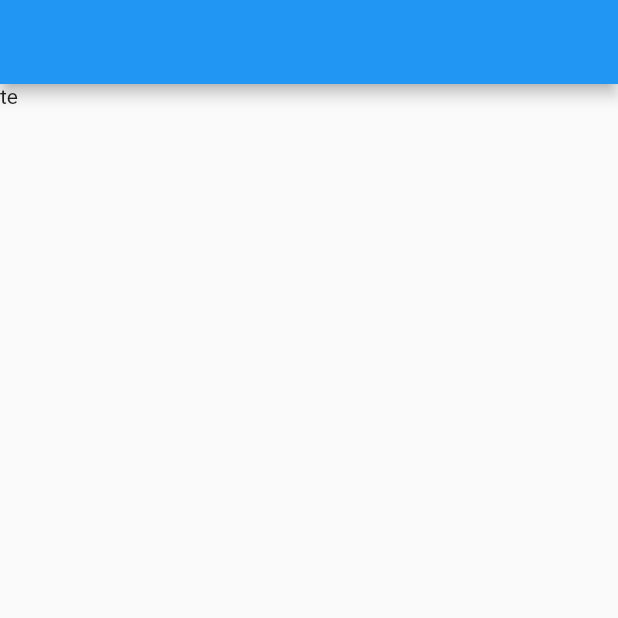
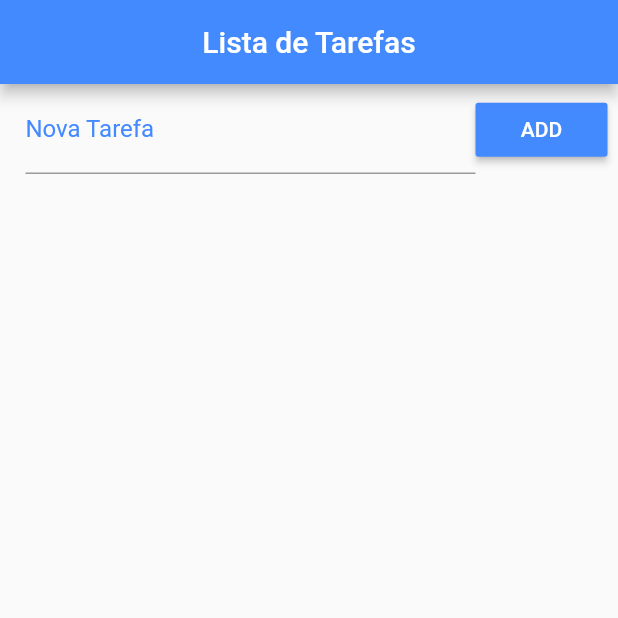
Before and after one commit to andretimm/flutter-tarefas, a Flutter app: the screen it shows after launch, on a phone screen of 412 x 824 dp, the top half of it. Run offline on Flutter 3.47's test engine with Material 2 defaults, Android fonts, the phone set to English and light mode, and no system bars.

Commit message:
Criado layout e salvar dados

```diff
--- a/lib/main.dart
+++ b/lib/main.dart
@@ -17,6 +17,19 @@ class Home extends StatefulWidget {
 
 class _HomeState extends State<Home> {
   List _toDoList = [];
+
+  final _toDoController = TextEditingController();
+
+  void _addToDo() {
+    setState(() {
+      Map<String, dynamic> newToDo = Map();
+      newToDo["title"] = _toDoController.text;
+      _toDoController.text = "";
+      newToDo["ok"] = false;
+      _toDoList.add(newToDo);
+      _saveData();
+    });
+  }
 
   //Retorna o arquivo
   Future<File> _getFile() async {
@@ -45,8 +58,62 @@ class _HomeState extends State<Home> {
   @override
   Widget build(BuildContext context) {
     return Scaffold(
-      appBar: AppBar(),
-      body: Text("te"),
+      appBar: AppBar(
+        title: Text("Lista de Tarefas"),
+        centerTitle: true,
+        backgroundColor: Colors.blueAccent,
+      ),
+      body: Column(
+        children: <Widget>[
+          Container(
+            padding: EdgeInsets.fromLTRB(17.0, 1.0, 7.0, 1.0),
+            child: Row(
+              children: <Widget>[
+                Expanded(
+                  child: TextField(
+                    controller: _toDoController,
+                    decoration: InputDecoration(
+                      labelText: "Nova Tarefa",
+                      labelStyle: TextStyle(
+                        color: Colors.blueAccent,
+                      ),
+                    ),
+                  ),
+                ),
+                RaisedButton(
+                  color: Colors.blueAccent,
+                  child: Text("ADD"),
+                  textColor: Colors.white,
+                  onPressed: _addToDo,
+                )
+              ],
+            ),
+          ),
+          Expanded(
+            child: ListView.builder(
+              padding: EdgeInsets.only(top: 10.0),
+              itemCount: _toDoList.length,
+              itemBuilder: (context, index) {
+                return CheckboxListTile(
+                  onChanged: (check) {
+                    setState(() {
+                      _toDoList[index]["ok"] = check;
+                      _saveData();
+                    });
+                  },
+                  title: Text(_toDoList[index]["title"]),
+                  value: _toDoList[index]["ok"],
+                  secondary: CircleAvatar(
+                    child: Icon(
+                      _toDoList[index]["ok"] ? Icons.check : Icons.error,
+                    ),
+                  ),
+                );
+              },
+            ),
+          ),
+        ],
+      ),
     );
   }
 }
```
